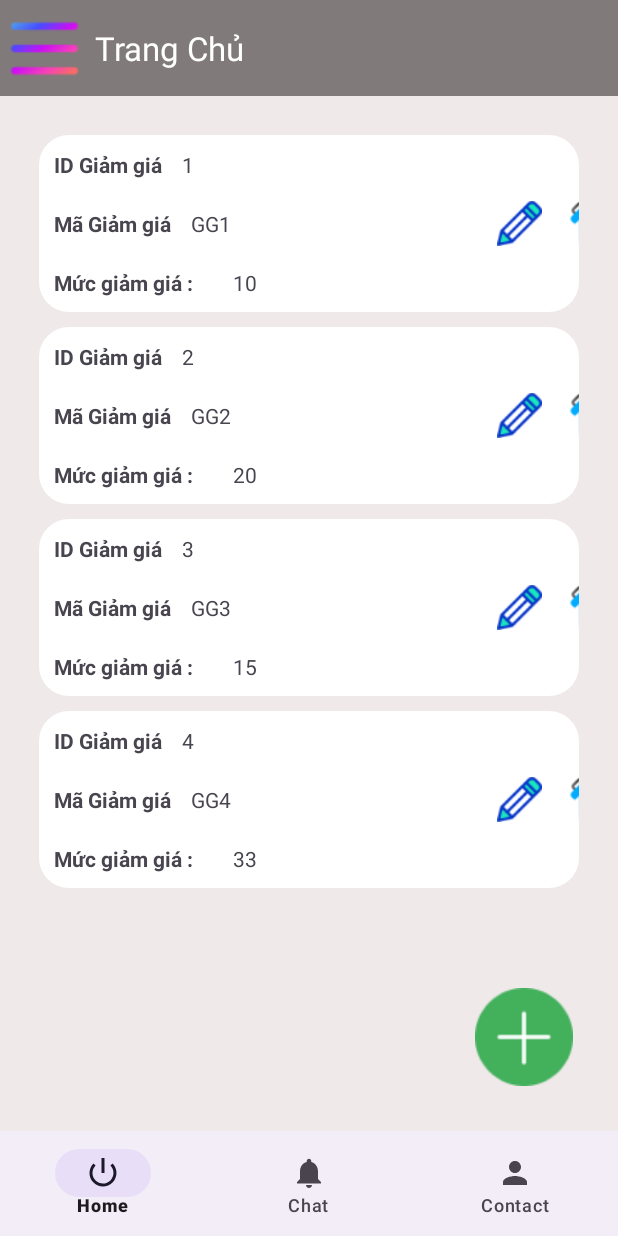
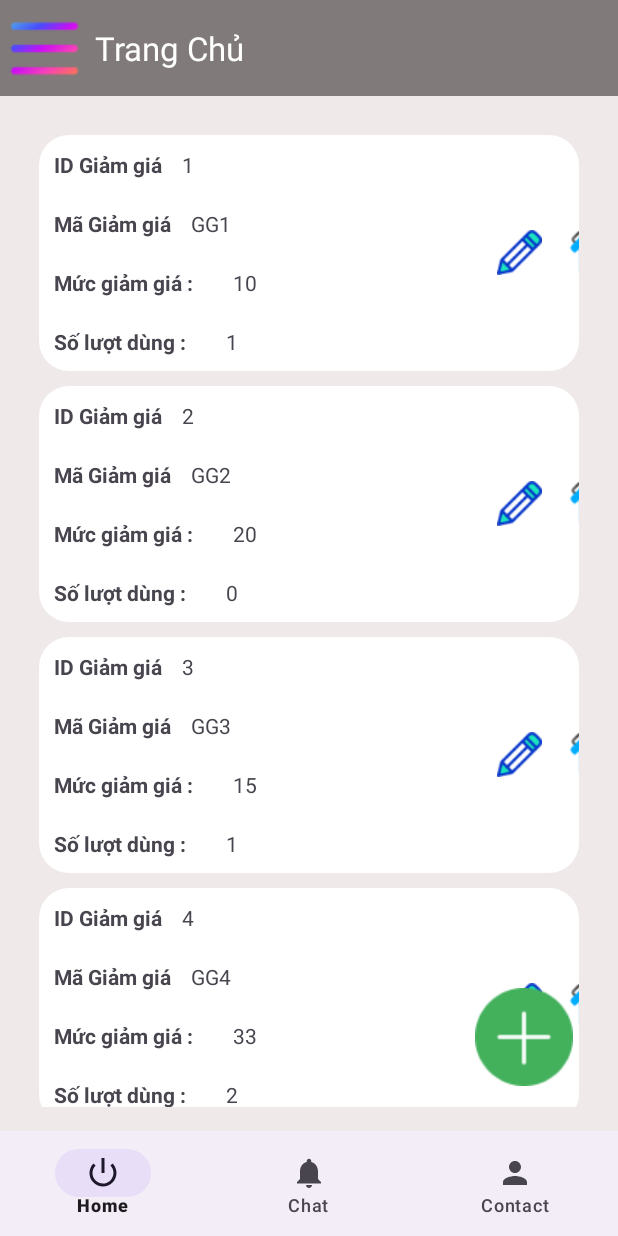
Before and after one commit to tritoan24/Khopro, an Android app: the fragment QLMaGiamGiaFragment placed in its activity, on a phone screen of 412 x 824 dp. Run offline under Robolectric (Android 15) with nearby library versions, the phone set to English and light mode, and no system bars.

Commit message:
Manh Hieu update code

```diff
--- a/app/src/main/java/com/ph32395/khopro/Adapter/GiamGia_Adapter.java
+++ b/app/src/main/java/com/ph32395/khopro/Adapter/GiamGia_Adapter.java
@@ -49,6 +49,7 @@ public class GiamGia_Adapter extends RecyclerView.Adapter<GiamGia_Adapter.ViewHo
         holder.txtIDGiamGia.setText(giamGia1.getId_GiamGia()+"");
         holder.txtMaGiamGia.setText(giamGia1.getMaGiamGia());
         holder.txtMucGiamGia.setText(giamGia1.getPhanTramGiam()+"");
+        holder.txtSoLuotDung.setText(giamGia1.getSoLuotDung()+"");
 
         holder.img_edit_GG.setOnClickListener(new View.OnClickListener() {
             @Override
@@ -70,13 +71,14 @@ public class GiamGia_Adapter extends RecyclerView.Adapter<GiamGia_Adapter.ViewHo
     }
 
     public class ViewHolder extends RecyclerView.ViewHolder {
-        TextView txtIDGiamGia , txtMaGiamGia,txtMucGiamGia;
+        TextView txtIDGiamGia , txtMaGiamGia,txtMucGiamGia, txtSoLuotDung;
         ImageView img_edit_GG , img_delete_GG;
         public ViewHolder(@NonNull View itemView) {
             super(itemView);
             txtIDGiamGia = itemView.findViewById(R.id.txtIDGiamGia);
             txtMaGiamGia = itemView.findViewById(R.id.txtMaGiamGia);
             txtMucGiamGia = itemView.findViewById(R.id.txtMucGiamGia);
+            txtSoLuotDung = itemView.findViewById(R.id.txtSoLuotDung);
             img_edit_GG = itemView.findViewById(R.id.img_edit_GG);
             img_delete_GG = itemView.findViewById(R.id.img_delete_GG);
         }
@@ -125,7 +127,7 @@ public class GiamGia_Adapter extends RecyclerView.Adapter<GiamGia_Adapter.ViewHo
 
         EditText ed_updateMaGiamGia = v.findViewById(R.id.ed_maGG_update);
         EditText ed_updateMucGiamGia = v.findViewById(R.id.ed_MucGiam_update);
-
+        EditText ed_updateSoLuotDung = v.findViewById(R.id.ed_soLuotDung_update);
         Button btn_updateGG = v.findViewById(R.id.btn_SuaGG_update);
         Button btn_huyupdateGG = v.findViewById(R.id.btn_huySuaGG_update);
 
@@ -133,16 +135,19 @@ public class GiamGia_Adapter extends RecyclerView.Adapter<GiamGia_Adapter.ViewHo
         List<GiamGia> list1 = giamGiaDAO1.getAll();
         ed_updateMaGiamGia.setText(giamGia.getMaGiamGia());
         ed_updateMucGiamGia.setText(giamGia.getPhanTramGiam()+"");
+        ed_updateSoLuotDung.setText(giamGia.getSoLuotDung()+"");
 
         btn_updateGG.setOnClickListener(new View.OnClickListener() {
             @Override
             public void onClick(View v) {
                 String magiamgia = ed_updateMaGiamGia.getText().toString();
                 int mucgiamgia = Integer.parseInt(ed_updateMucGiamGia.getText().toString());
+                int soluotdung = Integer.parseInt(ed_updateSoLuotDung.getText().toString());
 
                 giamGiaDAO = new GiamGiaDAO(context);
                 giamGia.setMaGiamGia(magiamgia);
                 giamGia.setPhanTramGiam(mucgiamgia);
+                giamGia.setSoLuotDung(soluotdung);
 
                 int kq = giamGiaDAO.Update(giamGia);
                 if(kq>0){
@@ -152,6 +157,7 @@ public class GiamGia_Adapter extends RecyclerView.Adapter<GiamGia_Adapter.ViewHo
                     notifyDataSetChanged();
                     ed_updateMaGiamGia.setText("");
                     ed_updateMucGiamGia.setText("");
+                    ed_updateSoLuotDung.setText("");
                     dialog.dismiss();
                 }else {
                     Toast.makeText(context, "ko update dc", Toast.LENGTH_SHORT).show();
--- a/app/src/main/java/com/ph32395/khopro/DAO/GiamGiaDAO.java
+++ b/app/src/main/java/com/ph32395/khopro/DAO/GiamGiaDAO.java
@@ -24,12 +24,14 @@ public class GiamGiaDAO {
         ContentValues values = new ContentValues();
         values.put("maGiamgia", giamGia.getMaGiamGia() );
         values.put("phanTramGiam",giamGia.getPhanTramGiam());
+        values.put("soLuotDung",giamGia.getSoLuotDung());
         return db.insert("GiamGia",null,values);
     }
     public  int Update(GiamGia giamGia){
         ContentValues values = new ContentValues();
         values.put("maGiamgia", giamGia.getMaGiamGia() );
         values.put("phanTramGiam",giamGia.getPhanTramGiam());
+        values.put("soLuotDung",giamGia.getSoLuotDung());
         String[] dk = new String[]{String.valueOf(giamGia.getId_GiamGia())};
         return db.update("GiamGia",values,"id_GiamGia=?",dk);
     }
@@ -64,10 +66,12 @@ public class GiamGiaDAO {
                 int id_GiamGia = c.getInt(0);
                 String maGiamGia = c.getString(1);
                 int PhanTramGiam = c.getInt(2);
+                int SoLuotDung = c.getInt(3);
                 GiamGia giamGia = new GiamGia();
                 giamGia.setId_GiamGia(id_GiamGia);
                 giamGia.setMaGiamGia(maGiamGia);
                 giamGia.setPhanTramGiam(PhanTramGiam);
+                giamGia.setSoLuotDung(SoLuotDung);
                 list.add(giamGia);
             }while (c.moveToNext());
         }
--- a/app/src/main/java/com/ph32395/khopro/Database/DbHelper.java
+++ b/app/src/main/java/com/ph32395/khopro/Database/DbHelper.java
@@ -37,7 +37,6 @@ public class DbHelper extends SQLiteOpenHelper {
             " id_HoaDon INTEGER PRIMARY KEY AUTOINCREMENT, " +
             " tenMonAn TEXT NOT NULL," +
             " id_NhanVien TEXT NOT NULL REFERENCES NhanVien (maNhanVien), " +
-            " soLuong INTEGER NOT NULL," +
             " soBan INTEGER NOT NULL," +
             " ngayGio TIMESTAMP DEFAULT CURRENT_TIMESTAMP," +
             " kieuThanhToan TEXT NOT NULL, " +
@@ -57,12 +56,6 @@ public class DbHelper extends SQLiteOpenHelper {
             " giaTien MONEY NOT NULL, " +
             " tongTien INTEGER NOT NULL)";
 
-    static final String CREATE_TABLE_CHITIETHOADON = "CREATE TABLE ChiTietHoaDon (" +
-            " id_ChiTietHoaDon INTEGER PRIMARY KEY AUTOINCREMENT, " +
-            " id_HoaDon INTEGER NOT NULL REFERENCES HoaDon (id_HoaDon), " +
-            " id_MonAn INTEGER NOT NULL REFERENCES MonAn (id_MonAn), " +
-            " soLuong INTEGER NOT NULL," +
-            " tongTien INTEGER NOT NULL)";
 
     public DbHelper(Context context) {
         super(context, DB_NAME, null, DB_VERSION);
--- a/app/src/main/java/com/ph32395/khopro/Model/GiamGia.java
+++ b/app/src/main/java/com/ph32395/khopro/Model/GiamGia.java
@@ -4,14 +4,9 @@ public class GiamGia {
     private int id_GiamGia;
     private String maGiamGia;
     private int phanTramGiam;
+    private int soLuotDung;
 
     public GiamGia() {
-    }
-
-    public GiamGia(int id_GiamGia, String maGiamGia, int phanTramGiam) {
-        this.id_GiamGia = id_GiamGia;
-        this.maGiamGia = maGiamGia;
-        this.phanTramGiam = phanTramGiam;
     }
 
     public int getId_GiamGia() {
@@ -37,4 +32,19 @@ public class GiamGia {
     public void setPhanTramGiam(int phanTramGiam) {
         this.phanTramGiam = phanTramGiam;
     }
+
+    public int getSoLuotDung() {
+        return soLuotDung;
+    }
+
+    public void setSoLuotDung(int soLuotDung) {
+        this.soLuotDung = soLuotDung;
+    }
+
+    public GiamGia(int id_GiamGia, String maGiamGia, int phanTramGiam, int soLuotDung) {
+        this.id_GiamGia = id_GiamGia;
+        this.maGiamGia = maGiamGia;
+        this.phanTramGiam = phanTramGiam;
+        this.soLuotDung = soLuotDung;
+    }
 }
--- a/app/src/main/res/layout/item_giamgia.xml
+++ b/app/src/main/res/layout/item_giamgia.xml
@@ -70,6 +70,23 @@
                     android:padding="10dp"
                     android:text="1000" />
             </LinearLayout>
+            <LinearLayout
+                android:layout_width="match_parent"
+                android:layout_height="wrap_content"
+                android:orientation="horizontal">
+                <TextView
+                    android:layout_width="wrap_content"
+                    android:layout_height="match_parent"
+                    android:padding="10dp"
+                    android:text="Số lượt dùng :  "
+                    android:textStyle="bold" />
+                <TextView
+                    android:id="@+id/txtSoLuotDung"
+                    android:layout_width="wrap_content"
+                    android:layout_height="wrap_content"
+                    android:padding="10dp"
+                    android:text="2" />
+            </LinearLayout>
         </LinearLayout>
         <ImageView
             android:id="@+id/img_edit_GG"
```
Also changed, not shown: app/src/main/java/com/ph32395/khopro/Adapter/HoaDon_Adapter.java (+10 -10 lines), app/src/main/java/com/ph32395/khopro/DAO/ChiTietHoaDonDAO.java (+3 -4 lines), app/src/main/java/com/ph32395/khopro/DAO/HoaDonDAO.java (+8 -11 lines), app/src/main/java/com/ph32395/khopro/Database/DataSql.java (+11 -11 lines), app/src/main/java/com/ph32395/khopro/Model/ChiTietHoaDon.java (+7 -7 lines), app/src/main/java/com/ph32395/khopro/Model/HoaDon.java (+20 -29 lines), app/src/main/res/layout/item_hoadon.xml (+10 -26 lines), app/src/main/res/layout/update_giamgia.xml (+11 -0 lines).
